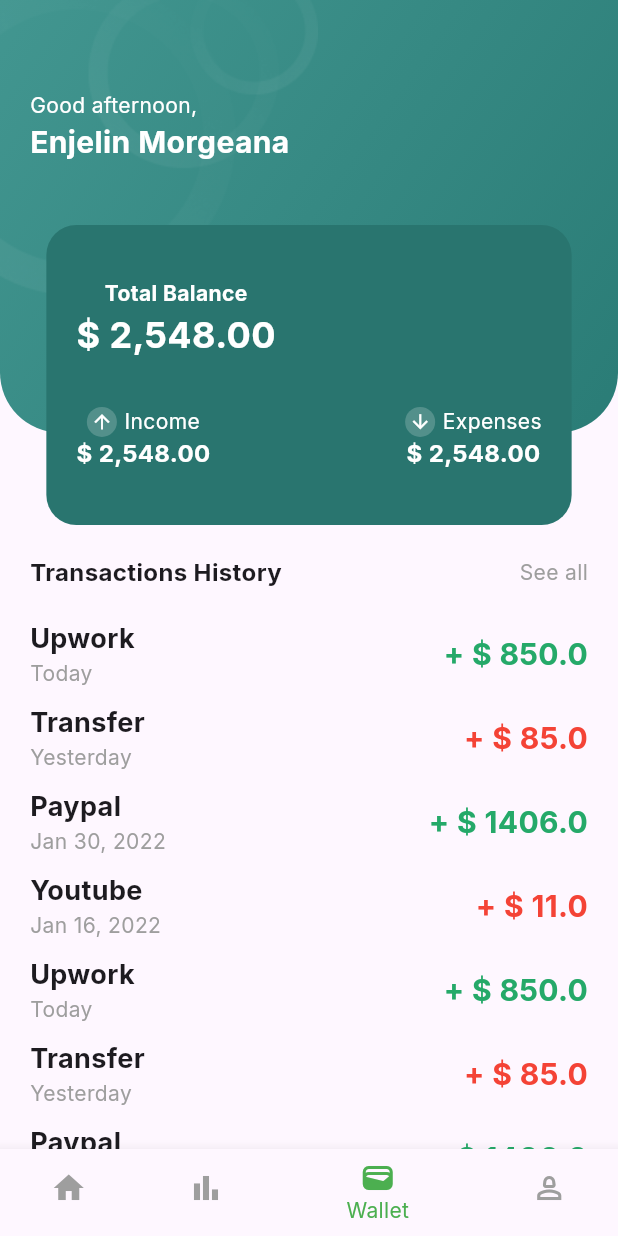
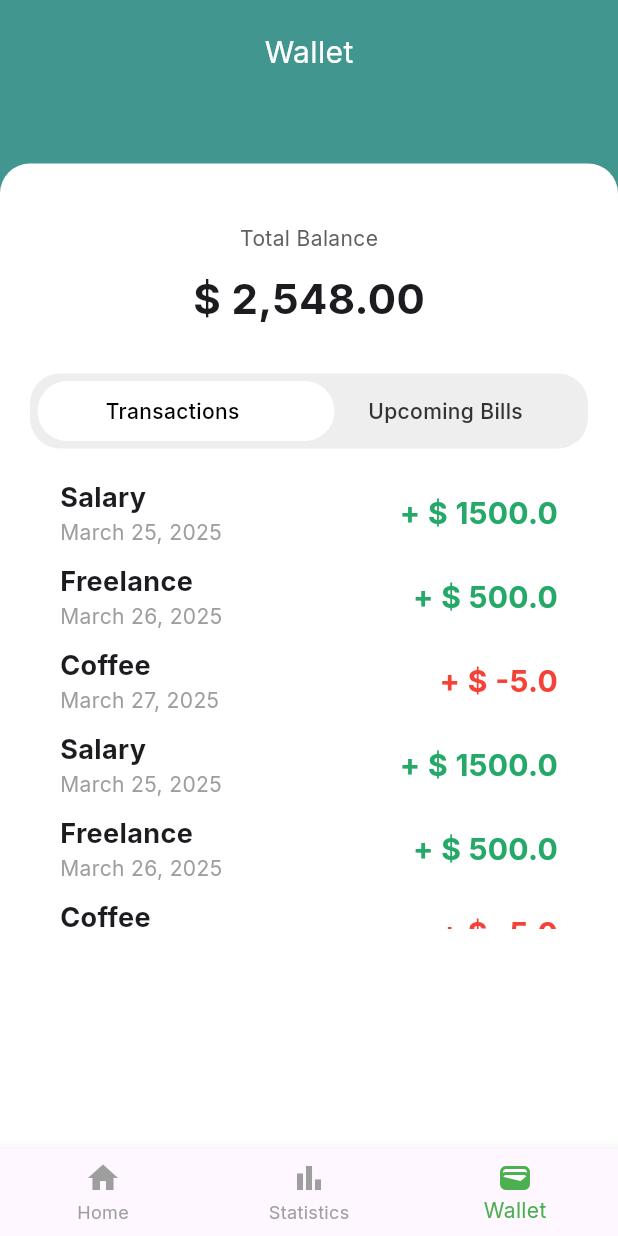
Before and after one commit to Davenn69/Lui_FE, a Flutter app: the HomeScreen screen opened by its route, item 3 of the bottom bar chosen, on a phone screen of 412 x 824 dp. Run offline on Flutter 3.47's test engine with Material 3 defaults, Android fonts, the phone set to English and light mode, and no system bars; drawn by our look-alikes of flutter_carousel_widget; our stand-ins replace file_picker, fl_chart, flutter_riverpod, google_fonts, modal_bottom_sheet; missing offline and left inert: date_picker_plus.

Commit message:
Wallet and Detail screen done

```diff
--- a/lib/features/dashboard/presentation/screens/dashboard_screen.dart
+++ b/lib/features/dashboard/presentation/screens/dashboard_screen.dart
@@ -205,14 +205,14 @@ class DashboardScreenState extends ConsumerState<DashboardScreen>{
               padding: const EdgeInsets.symmetric(horizontal: 20),
               child: Column(
                 children: <Widget>[
-                  transactionCard("Upwork", "Today", 850, "income"),
-                  transactionCard("Transfer", "Yesterday", 85, "expenses"),
-                  transactionCard("Paypal", "Jan 30, 2022", 1406, "income"),
-                  transactionCard("Youtube", "Jan 16, 2022", 11, "expenses"),
-                  transactionCard("Upwork", "Today", 850, "income"),
-                  transactionCard("Transfer", "Yesterday", 85, "expenses"),
-                  transactionCard("Paypal", "Jan 30, 2022", 1406, "income"),
-                  transactionCard("Youtube", "Jan 16, 2022", 11, "expenses"),
+                  transactionCard(context, "Upwork", "Today", 850, "income"),
+                  transactionCard(context,"Transfer", "Yesterday", 85, "expenses"),
+                  transactionCard(context,"Paypal", "Jan 30, 2022", 1406, "income"),
+                  transactionCard(context,"Youtube", "Jan 16, 2022", 11, "expenses"),
+                  transactionCard(context,"Upwork", "Today", 850, "income"),
+                  transactionCard(context,"Transfer", "Yesterday", 85, "expenses"),
+                  transactionCard(context,"Paypal", "Jan 30, 2022", 1406, "income"),
+                  transactionCard(context,"Youtube", "Jan 16, 2022", 11, "expenses"),
                 ],
               ),
             )
--- a/lib/features/dashboard/presentation/screens/home_screen.dart
+++ b/lib/features/dashboard/presentation/screens/home_screen.dart
@@ -5,6 +5,7 @@ import 'package:lui_fe/features/dashboard/presentation/widgets/dashboard_widgets
 import 'package:lui_fe/features/dashboard/presentation/widgets/home_widgets.dart';
 
 import '../../../statistic/presentation/screens/statistic_screen.dart';
+import '../../../wallet/presentation/screens/wallet_screen.dart';
 import '../providers/dashboard_providers.dart';
 import 'dashboard_screen.dart';
 
@@ -20,8 +21,8 @@ class HomeScreenState extends ConsumerState<HomeScreen>{
   final List<Widget> _pages = [
     DashboardScreen(),
     StatisticScreen(),
-    DashboardScreen(),
-    DashboardScreen()
+    WalletScreen(),
+    // DashboardScreen()
   ];
 
   @override
@@ -38,7 +39,7 @@ class HomeScreenState extends ConsumerState<HomeScreen>{
           BottomNavigationBarItem(icon: Icon(Icons.home), label: "Home"),
           BottomNavigationBarItem(icon: Icon(Icons.bar_chart), label: "Statistics"),
           BottomNavigationBarItem(icon: Icon(Icons.wallet), label: "Wallet"),
-          BottomNavigationBarItem(icon: Icon(Icons.person_2_outlined), label: "Profile")
+          // BottomNavigationBarItem(icon: Icon(Icons.person_2_outlined), label: "Profile")
         ],
         onTap: onItemTapped,
           selectedItemColor: Colors.green,
--- a/lib/features/dashboard/presentation/widgets/dashboard_widgets.dart
+++ b/lib/features/dashboard/presentation/widgets/dashboard_widgets.dart
@@ -1,7 +1,12 @@
 import 'package:flutter/material.dart';
+import 'package:lui_fe/core/utils/navigation_service.dart';
 
-Widget transactionCard(String name, String date, double amount, String type){
-  return Padding(
+Widget transactionCard(BuildContext context, String name, String date, double amount, String type){
+  return GestureDetector(
+    onTap: (){
+      Navigator.of(context).push(NavigationService.navigationFromDashboardToDetails());
+    },
+    child: Padding(
       padding: const EdgeInsets.only(bottom: 10),
       child: Row(
         mainAxisAlignment: MainAxisAlignment.spaceBetween,
@@ -35,5 +40,6 @@ Widget transactionCard(String name, String date, double amount, String type){
           )
         ],
       ),
+    ),
   );
 }
--- /dev/null
+++ b/lib/features/wallet/presentation/screens/wallet_screen.dart
@@ -0,0 +1,219 @@
+import 'package:flutter/material.dart';
+import 'package:flutter_carousel_widget/flutter_carousel_widget.dart';
+import 'package:flutter_riverpod/flutter_riverpod.dart';
+import 'package:lui_fe/features/wallet/presentation/widgets/wallet_widgets.dart';
+
+class WalletScreen extends ConsumerStatefulWidget{
+  const WalletScreen({super.key});
+
+  @override
+  ConsumerState<WalletScreen> createState() => WalletScreenState();
+}
+
+class WalletScreenState extends ConsumerState<WalletScreen>{
+
+  int selectedIndex = 0;
+  final FlutterCarouselController _carouselController = FlutterCarouselController();
+
+  List<Map<String, dynamic>> transactions = [
+    {"name": "Salary", "date": "March 25, 2025", "amount": 1500.0, "type": "income"},
+    {"name": "Freelance", "date": "March 26, 2025", "amount": 500.0, "type": "income"},
+    {"name": "Coffee", "date": "March 27, 2025", "amount": -5.0, "type": "expense"},
+    {"name": "Salary", "date": "March 25, 2025", "amount": 1500.0, "type": "income"},
+    {"name": "Freelance", "date": "March 26, 2025", "amount": 500.0, "type": "income"},
+    {"name": "Coffee", "date": "March 27, 2025", "amount": -5.0, "type": "expense"},
+    {"name": "Salary", "date": "March 25, 2025", "amount": 1500.0, "type": "income"},
+    {"name": "Freelance", "date": "March 26, 2025", "amount": 500.0, "type": "income"},
+    {"name": "Coffee", "date": "March 27, 2025", "amount": -5.0, "type": "expense"},
+  ];
+
+  List<Map<String, dynamic>> upcomingBills = [
+    {"name": "Electricity Bill", "date": "April 5, 2025", "amount": 80.0},
+    {"name": "Internet", "date": "April 10, 2025", "amount": 50.0},
+    {"name": "Netflix", "date": "April 15, 2025", "amount": 15.0},
+  ];
+
+  Widget buildSegment(String text, int index){
+    bool isSelected = selectedIndex == index;
+    return Expanded(
+        child: InkWell(
+          onTap: (){
+            setState(() {
+              selectedIndex = index;
+            });
+            _carouselController.jumpToPage(index);
+          },
+          splashColor: Colors.transparent,
+          highlightColor: Colors.transparent,
+          child: Center(
+            child: Text(
+              text,
+              style: TextStyle(
+                color: selectedIndex == index ? Colors.black : Colors.black54,
+                fontWeight: FontWeight.w500,
+              ),
+            ),
+          ),
+        )
+    );
+  }
+
+  @override
+  Widget build(BuildContext context){
+    return Scaffold(
+      backgroundColor: Color(0xFF429690),
+      body: SafeArea(
+        child: Column(
+          children: <Widget>[
+            Padding(
+              padding: const EdgeInsets.symmetric(horizontal: 20, vertical: 20),
+              child: Stack(
+                children: <Widget>[
+                  Center(child: Text("Wallet", style: TextStyle(color: Colors.white, fontSize: 20),))
+                ],
+              ),
+            ),
+            SizedBox(height: 40,),
+            Expanded(
+              child: Container(
+                width: double.infinity,
+                height: 200,
+                decoration: BoxDecoration(
+                  color: Colors.white,
+                  borderRadius: BorderRadius.only(topLeft: Radius.circular(20), topRight: Radius.circular(20))
+                ),
+                child: Padding(
+                  padding: const EdgeInsets.symmetric(horizontal: 20),
+                  child: Center(
+                    child: Column(
+                      children: <Widget>[
+                        SizedBox(height: 40),
+                        Column(
+                          children: <Widget>[
+                            Text(
+                                "Total Balance",
+                              style: TextStyle(
+                                color: Colors.grey.shade700
+                              ),
+                            ),
+                            SizedBox(height: 10),
+                            Text(
+                                "\$ 2,548.00",
+                              style: TextStyle(
+                                fontSize: 28,
+                                fontWeight: FontWeight.bold
+                              ),
+                            )
+                          ],
+                        ),
+                        SizedBox(height: 30),
+                        // Container(
+                        //   height: 50,
+                        //   decoration: BoxDecoration(
+                        //     color: Colors.grey[200],
+                        //     borderRadius: BorderRadius.circular(20)
+                        //   ),
+                        //   padding: EdgeInsets.all(4),
+                        //   child: Row(
+                        //     children: <Widget>[
+                        //       buildSegment("Transactions", 0),
+                        //       buildSegment("UpcomingBills", 1)
+                        //     ],
+                        //   ),
+                        // ),
+                        Stack(
+                          children: [
+                            Container(
+                              height: 50,
+                              decoration: BoxDecoration(
+                                color: Colors.grey[200],
+                                borderRadius: BorderRadius.circular(20),
+                              ),
+                              padding: EdgeInsets.all(4),
+                              child: Row(
+                                children: <Widget>[
+                                  buildSegment("Transactions", 0),
+                                  buildSegment("Upcoming Bills", 1),
+                                ],
+                              ),
+                            ),
+                            Padding(
+                              padding: const EdgeInsets.only(top:5.0, left: 5, right: 5),
+                              child: AnimatedAlign(
+                                duration: Duration(milliseconds: 200),
+                                alignment: selectedIndex == 0 ? Alignment.centerLeft : Alignment.centerRight,
+                                child: Container(
+                                  width: MediaQuery.of(context).size.width * 0.5 - 8,
+                                  height: 40,
+                                  decoration: BoxDecoration(
+                                    color: Colors.white,
+                                    borderRadius: BorderRadius.circular(20),
+                                  ),
+                                ),
+                              ),
+                            ),
+                            Container(
+                              height: 50,
+                              decoration: BoxDecoration(
+                                color: Colors.transparent,
+                                borderRadius: BorderRadius.circular(20),
+                              ),
+                              padding: EdgeInsets.all(4),
+                              child: Row(
+                                children: <Widget>[
+                                  buildSegment("Transactions", 0),
+                                  buildSegment("Upcoming Bills", 1),
+                                ],
+                              ),
+                            ),
+                          ],
+                        ),
+                        SizedBox(height: 20),
+                        FlutterCarousel(
+                            items: [
+                              Padding(
+                                padding: const EdgeInsets.symmetric(horizontal: 20.0),
+                                child: SingleChildScrollView(
+                                  child: Column(
+                                    children: <Widget>[
+                                      ...transactions.map((t) => transactionCard(t['name'], t['date'], t['amount'], t['type']))
+                                    ],
+                                  ),
+                                ),
+                              ),
+                              Padding(
+                                padding: const EdgeInsets.symmetric(horizontal: 20.0),
+                                child: SingleChildScrollView(
+                                  child: Column(
+                                    children: <Widget>[
+                                      ...upcomingBills.map((u)=> upComingBillCard(u['name'], u['date'], u['amount']))
+                                    ],
+                                  ),
+                                ),
+                              )
+                            ],
+                            options: FlutterCarouselOptions(
+                              enableInfiniteScroll: false,
+                                height: 300,
+                                showIndicator: false,
+                                viewportFraction: 1,
+                              controller: _carouselController,
+                              onPageChanged: (index, reason){
+                                setState(() {
+                                  selectedIndex = index;
+                                });
+                              }
+                            ),
+                        )
+                      ],
+                    ),
+                  ),
+                ),
+              ),
+            )
+          ],
+        ),
+      ),
+    );
+  }
+}
--- /dev/null
+++ b/lib/features/wallet/presentation/widgets/wallet_widgets.dart
@@ -0,0 +1,77 @@
+import 'package:flutter/material.dart';
+
+Widget transactionCard(String name, String date, double amount, String type){
+  return Padding(
+    padding: const EdgeInsets.only(bottom: 10),
+    child: Row(
+      mainAxisAlignment: MainAxisAlignment.spaceBetween,
+      children: <Widget>[
+        Column(
+          crossAxisAlignment: CrossAxisAlignment.start,
+          children: <Widget>[
+            Text(
+              name,
+              style: TextStyle(
+                  fontWeight: FontWeight.bold,
+                  fontSize: 18
+              ),
+            ),
+            Text(
+              date,
+              style: TextStyle(
+                  color: Colors.grey,
+                  fontSize: 14
+              ),
+            )
+          ],
+        ),
+        Text(
+          "+ \$ $amount",
+          style: TextStyle(
+              fontSize: 20,
+              fontWeight: FontWeight.bold,
+              color: type == "income" ? Color(0xFF25A969) : Colors.red
+          ),
+        )
+      ],
+    ),
+  );
+}
+
+Widget upComingBillCard(String name, String date, double amount){
+  return Padding(
+    padding: const EdgeInsets.only(bottom: 10),
+    child: Row(
+      mainAxisAlignment: MainAxisAlignment.spaceBetween,
+      children: <Widget>[
+        Column(
+          crossAxisAlignment: CrossAxisAlignment.start,
+          children: <Widget>[
+            Text(
+              name,
+              style: TextStyle(
+                  fontWeight: FontWeight.bold,
+                  fontSize: 18
+              ),
+            ),
+            Text(
+              date,
+              style: TextStyle(
+                  color: Colors.grey,
+                  fontSize: 14
+              ),
+            )
+          ],
+        ),
+        Text(
+          "$amount",
+          style: TextStyle(
+              fontSize: 20,
+              fontWeight: FontWeight.bold,
+              color: Colors.red
+          ),
+        )
+      ],
+    ),
+  );
+}
--- a/lib/main.dart
+++ b/lib/main.dart
@@ -10,6 +10,7 @@
 import 'features/auth/presentation/screens/login_screen.dart';
 import 'features/auth/presentation/screens/getting_started_screen.dart';
 import 'features/dashboard/presentation/screens/home_screen.dart';
+import 'features/wallet/presentation/screens/wallet_screen.dart';
 
 void main() {
   WidgetsFlutterBinding.ensureInitialized();
@@ -53,7 +54,8 @@
           "/register" : (context) => RegisterScreen(),
           '/login' : (context) => LoginScreen(),
           '/home' : (context) => HomeScreen(),
-          '/statistic' : (context) => StatisticScreen()
+          '/statistic' : (context) => StatisticScreen(),
+          '/wallet' : (context) => WalletScreen()
         },
       ),
     ));
--- a/pubspec.yaml
+++ b/pubspec.yaml
@@ -43,6 +43,7 @@ dependencies:
   date_picker_plus: ^4.2.0
   modal_bottom_sheet: ^3.0.0
   fl_chart: ^0.70.2
+  flutter_carousel_widget: ^3.1.0
 
 dev_dependencies:
   flutter_test:
```
Also changed, not shown: lib/core/utils/navigation_service.dart (+15 -0 lines), lib/features/transaction/presentation/screens/transaction_details_screen.dart (added, +281 -0 lines), pubspec.lock. Lines whose indentation alone changed are shown as unchanged.
